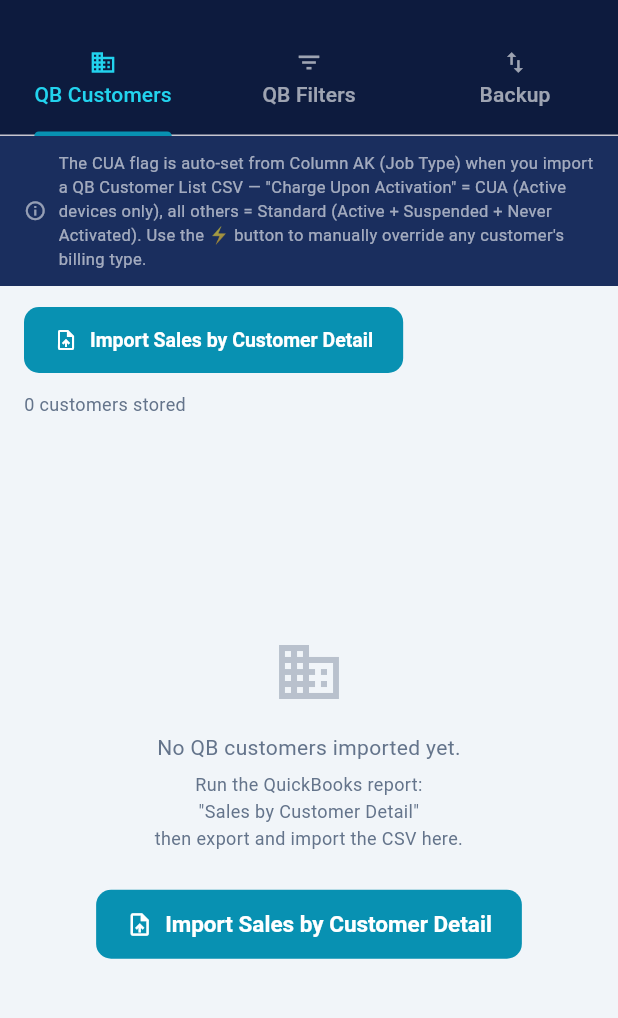
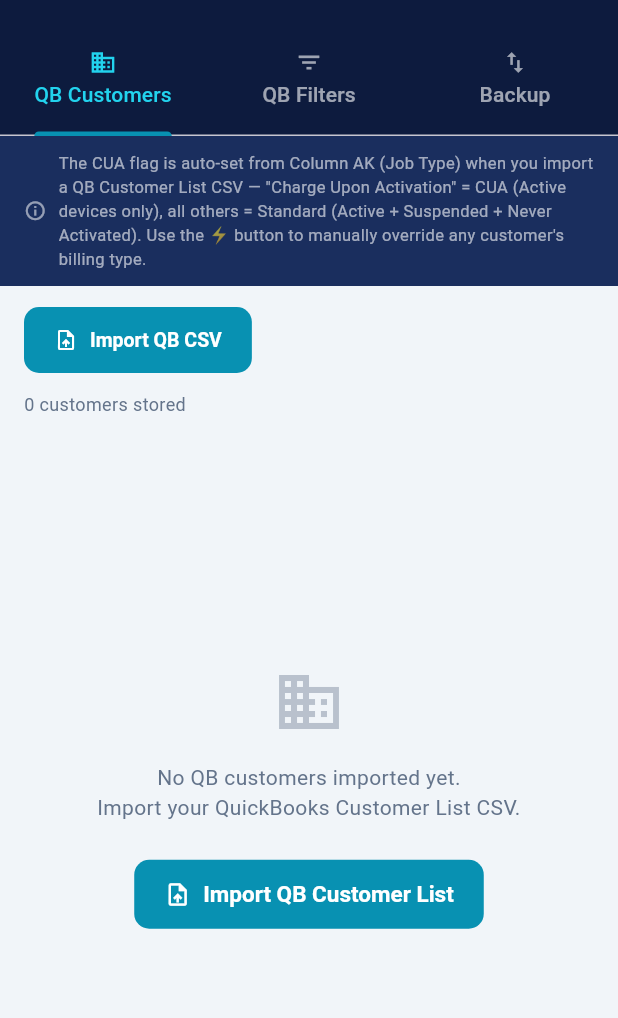
Before and after one commit to rodney-s1/activations-tracker, a Flutter app: the SettingsScreen screen opened directly, on a phone screen of 412 x 824 dp, the part 59-1077 px from its top. Run offline on Flutter 3.47's test engine with Material 3 defaults, Android fonts, the phone set to English and light mode, and no system bars; our stand-ins replace file_picker, hive, hive_flutter, shared_preferences; missing offline and left inert: dart:html, dart:js, dart:js_interop; accounts and stored records are empty; statements that could not run were skipped.

```diff
--- a/lib/screens/customer_pricing_screen.dart
+++ b/lib/screens/customer_pricing_screen.dart
@@ -604,17 +604,20 @@
                         fontSize: 12, color: AppTheme.textSecondary),
                   ),
                   const Spacer(),
-                  OutlinedButton.icon(
+                  Tooltip(
+                    message: 'QuickBooks → Reports → "Sales by Customer Detail"',
+                    child: OutlinedButton.icon(
                       onPressed: () => _importFromQbCsv(context, provider),
                       icon: const Icon(Icons.upload_file, size: 15,
                           color: AppTheme.navyAccent),
-                    label: const Text('Import QB Pricing',
+                      label: const Text('Import Sales by Customer Detail',
                           style: TextStyle(fontSize: 11, color: AppTheme.navyAccent)),
                       style: OutlinedButton.styleFrom(
                         side: const BorderSide(color: AppTheme.navyAccent),
                         padding: const EdgeInsets.symmetric(
                             horizontal: 10, vertical: 4),
                         tapTargetSize: MaterialTapTargetSize.shrinkWrap,
+                      ),
                     ),
                   ),
                   const SizedBox(width: 8),
--- a/lib/screens/settings_screen.dart
+++ b/lib/screens/settings_screen.dart
@@ -182,7 +182,7 @@
                   ElevatedButton.icon(
                     onPressed: _importQbCsv,
                     icon: const Icon(Icons.upload_file, size: 16),
-                    label: const Text('Import Sales by Customer Detail', style: TextStyle(fontSize: 13)),
+                    label: const Text('Import QB CSV', style: TextStyle(fontSize: 13)),
                     style: ElevatedButton.styleFrom(
                       backgroundColor: AppTheme.teal,
                       foregroundColor: Colors.white,
@@ -261,25 +261,16 @@
                               color: AppTheme.textSecondary.withValues(alpha: 0.4)),
                           const SizedBox(height: 16),
                           const Text(
-                            'No QB customers imported yet.',
+                            'No QB customers imported yet.\n'
+                            'Import your QuickBooks Customer List CSV.',
                             textAlign: TextAlign.center,
                             style: TextStyle(color: AppTheme.textSecondary),
-                          ),
-                          const SizedBox(height: 6),
-                          const Text(
-                            'Run the QuickBooks report:\n"Sales by Customer Detail"\nthen export and import the CSV here.',
-                            textAlign: TextAlign.center,
-                            style: TextStyle(
-                              fontSize: 12,
-                              color: AppTheme.textSecondary,
-                              height: 1.5,
-                            ),
                           ),
                           const SizedBox(height: 24),
                           ElevatedButton.icon(
                             onPressed: _importQbCsv,
                             icon: const Icon(Icons.upload_file),
-                            label: const Text('Import Sales by Customer Detail'),
+                            label: const Text('Import QB Customer List'),
                           ),
                         ],
                       ),
```
Lines whose indentation alone changed are shown as unchanged.
